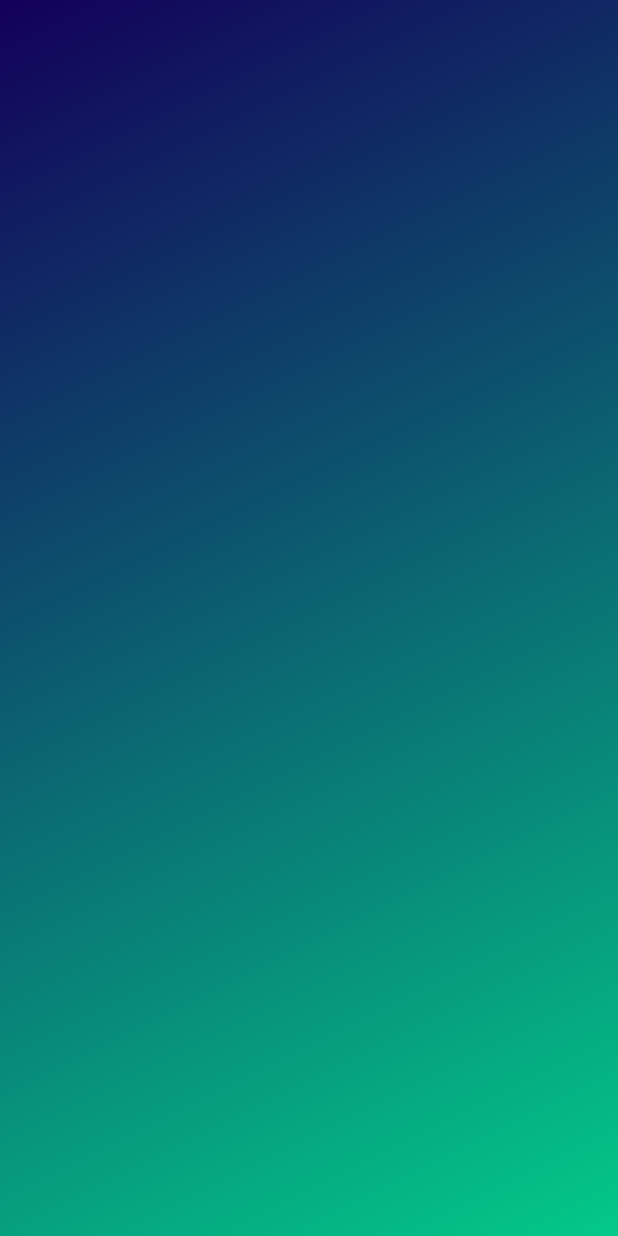
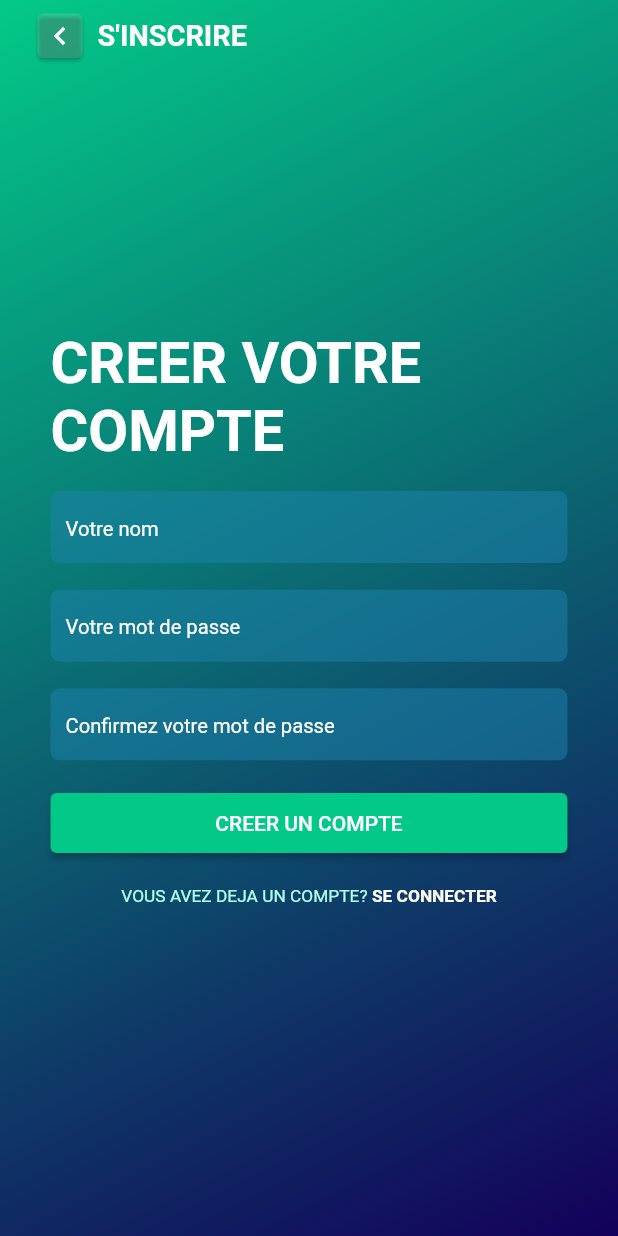
Before and after one commit to safidy1863/Rohy, a Flutter app: the screen it shows after launch, on a phone screen of 412 x 824 dp. Run offline on Flutter 3.47's test engine with Material 2 defaults, Android fonts, the phone set to English and light mode, and no system bars; our stand-ins replace flutter_screenutil, fluttericon, go_router; missing offline and left inert: dart:ffi.

Commit message:
[DONE] create account screen

```diff
--- a/lib/view/register_account.dart
+++ b/lib/view/register_account.dart
@@ -1,6 +1,8 @@
 import 'package:flutter/material.dart';
 import 'package:flutter_screenutil/flutter_screenutil.dart';
 import 'package:rohy/shared/colors/app_colors.dart';
+import 'package:rohy/shared/widget/custom_button.dart';
+import 'package:rohy/shared/widget/custom_textfield.dart';
 
 class RegisterAccount extends StatelessWidget {
 
@@ -18,18 +20,76 @@ class RegisterAccount extends StatelessWidget {
             begin: Alignment.topLeft,
             end: Alignment.bottomRight,
             colors: [
-              AppColors.bluePrimary,
-              AppColors.greenPrimary
+              AppColors.greenPrimary,
+              AppColors.bluePrimary
             ]
           )
         ),
         child: SafeArea(
           child: Stack(
             children: [
-              Row(
-                children: [
+              Container(
+                padding: EdgeInsets.only(left: 26.w),
+                child: Row(
+                  crossAxisAlignment: CrossAxisAlignment.center,
+                  children: [
+                    ElevatedButton(
+                      onPressed: () => {},
+                      style: ElevatedButton.styleFrom(
+                        tapTargetSize: MaterialTapTargetSize.shrinkWrap,
+                        minimumSize: Size.zero,
+                        padding: const EdgeInsets.all(3),
+                        elevation: 1,
+                        backgroundColor: Colors.white.withOpacity(0.15)
+                      ),
+                      child: const Icon(
+                        Icons.chevron_left,
+                        color: Colors.white,
+                      ),
+                    ),
+                    const SizedBox(width: 10,),
+                    Text(
+                      'S\'INSCRIRE',
+                      style: TextStyle(
+                        color: Colors.white,
+                        fontSize: 20.sp,
+                        fontWeight: FontWeight.w600
+                      ),
+                    )
+                  ],
+                ),
+              ),
+              Container(
+                padding: EdgeInsets.symmetric(horizontal: 35.sp),
 
-                ],
+                child: Column(
+                  mainAxisAlignment: MainAxisAlignment.center,
+                  crossAxisAlignment: CrossAxisAlignment.start,
+                  children: [
+                    Wrap(
+                      children: [
+                        Text(
+                          'CREER VOTRE ',
+                          style: TextStyle(
+                            color: Colors.white,
+                            fontSize: 40.sp,
+                            fontWeight: FontWeight.w600
+                          ),
+                        ),
+                        Text(
+                          'COMPTE',
+                          style: TextStyle(
+                            color: Colors.white,
+                            fontSize: 40.sp,
+                            fontWeight: FontWeight.w600
+                          ),
+                        )
+                      ]
+                    ),
+                    SizedBox(height: 20.h,),
+                    _buildForm()
+                  ],
+                ),
               )
             ],
           ),
@@ -37,4 +97,60 @@ class RegisterAccount extends StatelessWidget {
       ),
     );
   }
+
+  Widget _buildForm() {
+    return Form(
+      child: Column(
+        children:  [
+          const CustomTextField(
+            hintText: 'Votre nom',
+          ),
+          SizedBox(height: 20.h,),
+          const CustomTextField(
+            hintText: 'Votre mot de passe',
+          ),
+          SizedBox(height: 20.h,),
+          const CustomTextField(
+            hintText: 'Confirmez votre mot de passe',
+          ),
+          SizedBox(height: 20.h,),
+          const SizedBox(
+            width: double.infinity,
+            child: CustomButton(
+              labelButton: Text('CREER UN COMPTE'),
+            ),
+          ),
+          SizedBox(height: 20.h,),
+          Row(
+            mainAxisAlignment: MainAxisAlignment.center,
+            children: [
+              Text(
+                'VOUS AVEZ DEJA UN COMPTE? ',
+                style: TextStyle(
+                  color: AppColors.greenSecondary,
+                  fontSize: 12.sp
+                ),
+              ),
+              TextButton(
+                onPressed: () => {},
+                style: TextButton.styleFrom(
+                  padding: EdgeInsets.zero,
+                  minimumSize: Size.zero,
+                  tapTargetSize: MaterialTapTargetSize.shrinkWrap
+                ),
+                child: Text(
+                  'SE CONNECTER',
+                  style: TextStyle(
+                    color: Colors.white,
+                    fontSize: 12.sp,
+                    fontWeight: FontWeight.w600
+                  ),
+                ),
+              )
+            ],
+          )
+        ],
+      ),
+    );
+  }
 }
```
